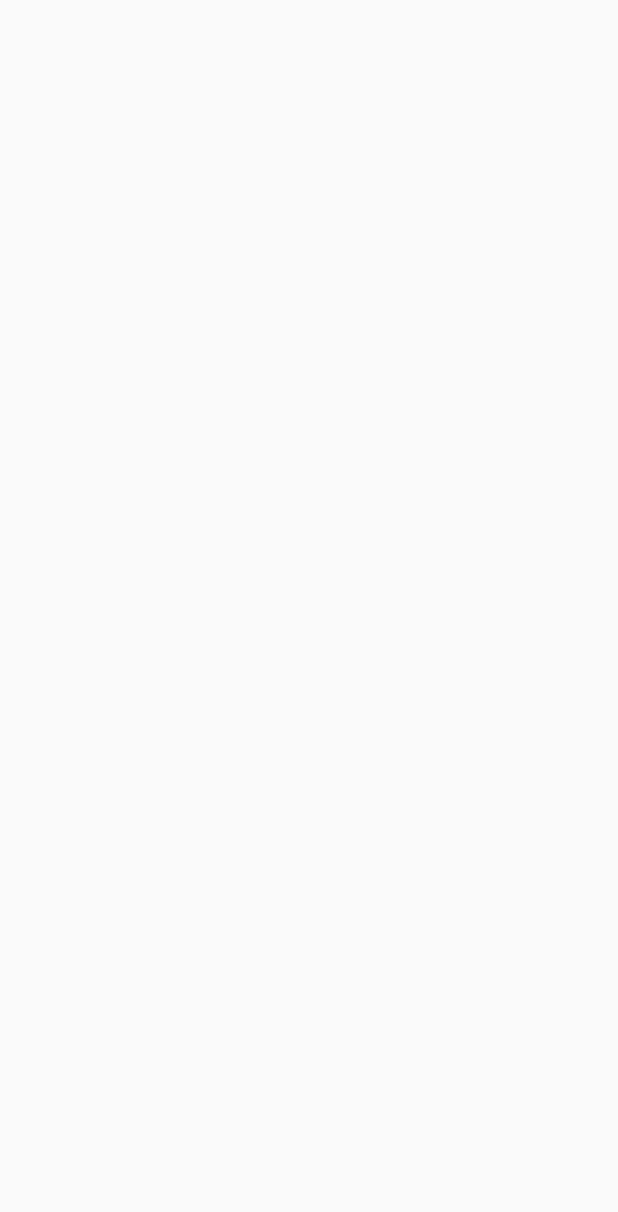
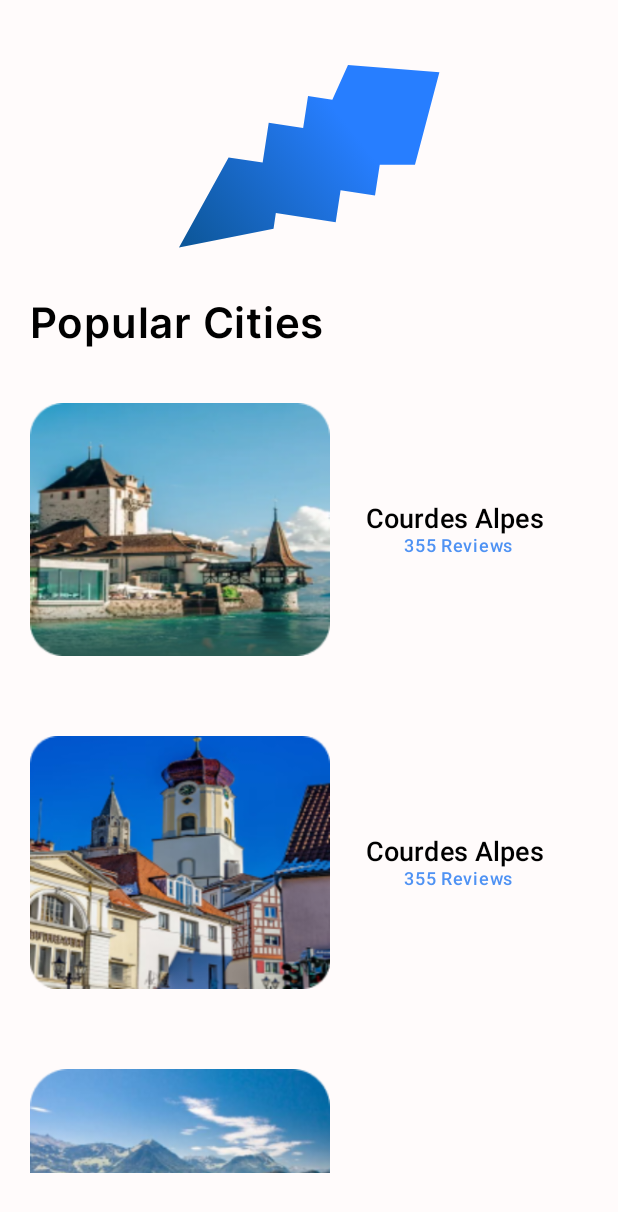
Before and after one commit to AmrNasserSaad/AppsSquareTask, an Android app built with Jetpack Compose: the HomeScreen screen opened through its navigation route, on a phone screen of 412 x 824 dp. Before the commit the part shown is empty. Shown: the top 1212 px of the screen. Run offline under Robolectric (Android 15) with nearby library versions, the phone set to English and light mode, and no system bars.

Commit message:
finish the app

```diff
--- a/app/src/main/java/com/example/appssquaretaskmovieapp/navigations/AppNavigation.kt
+++ b/app/src/main/java/com/example/appssquaretaskmovieapp/navigations/AppNavigation.kt
@@ -1,10 +1,10 @@
 package com.example.appssquaretaskmovieapp.navigations
 
 import androidx.compose.runtime.Composable
-import androidx.compose.ui.Modifier
 import androidx.navigation.compose.NavHost
 import androidx.navigation.compose.composable
 import androidx.navigation.compose.rememberNavController
+import com.example.appssquaretaskmovieapp.presentation.home.cite_detail.CiteDetailsScreen
 import com.example.appssquaretaskmovieapp.presentation.home.popular_cities.HomeScreen
 import com.example.appssquaretaskmovieapp.presentation.login.LoginScreen
 import com.example.appssquaretaskmovieapp.presentation.sign_up.SignUpScreen
@@ -29,6 +29,9 @@ fun AppNavigation() {
         composable("HOME") {
             HomeScreen(navController = navController)
         }
+        composable("CiteDetailsScreen") {
+            CiteDetailsScreen(navController = navController)
+        }
     }
 
 }
--- a/app/src/main/java/com/example/appssquaretaskmovieapp/presentation/components/AnnotatedStringWithTwoText.kt
+++ b/app/src/main/java/com/example/appssquaretaskmovieapp/presentation/common/AnnotatedStringWithTwoText.kt
@@ -1,4 +1,4 @@
-package com.example.appssquaretaskmovieapp.presentation.components
+package com.example.appssquaretaskmovieapp.presentation.common
 
 import androidx.compose.foundation.clickable
 import androidx.compose.foundation.layout.Arrangement
--- a/app/src/main/java/com/example/appssquaretaskmovieapp/presentation/components/CommonButton.kt
+++ b/app/src/main/java/com/example/appssquaretaskmovieapp/presentation/common/CommonButton.kt
@@ -1,4 +1,4 @@
-package com.example.appssquaretaskmovieapp.presentation.components
+package com.example.appssquaretaskmovieapp.presentation.common
 
 import androidx.compose.foundation.layout.fillMaxWidth
 import androidx.compose.foundation.layout.height
@@ -9,7 +9,6 @@ import androidx.compose.material3.MaterialTheme
 import androidx.compose.material3.Text
 import androidx.compose.runtime.Composable
 import androidx.compose.ui.Modifier
-import androidx.compose.ui.text.font.FontFamily
 import androidx.compose.ui.tooling.preview.Preview
 import androidx.compose.ui.unit.dp
 import com.example.appssquaretaskmovieapp.presentation.ui.theme.ButtonColor_Blue
--- a/app/src/main/java/com/example/appssquaretaskmovieapp/presentation/components/TermsAndConditionsCheckbox.kt
+++ b/app/src/main/java/com/example/appssquaretaskmovieapp/presentation/common/TermsAndConditionsCheckbox.kt
@@ -1,4 +1,4 @@
-package com.example.appssquaretaskmovieapp.presentation.components
+package com.example.appssquaretaskmovieapp.presentation.common
 
 import androidx.compose.foundation.clickable
 import androidx.compose.foundation.layout.Arrangement
--- a/app/src/main/java/com/example/appssquaretaskmovieapp/presentation/components/UpTextSection.kt
+++ b/app/src/main/java/com/example/appssquaretaskmovieapp/presentation/common/UpTextSection.kt
@@ -1,4 +1,4 @@
-package com.example.appssquaretaskmovieapp.presentation.components
+package com.example.appssquaretaskmovieapp.presentation.common
 
 import androidx.compose.foundation.layout.Spacer
 import androidx.compose.foundation.layout.height
--- a/app/src/main/java/com/example/appssquaretaskmovieapp/presentation/home/popular_cities/HomeScreen.kt
+++ b/app/src/main/java/com/example/appssquaretaskmovieapp/presentation/home/popular_cities/HomeScreen.kt
@@ -1,12 +1,84 @@
 package com.example.appssquaretaskmovieapp.presentation.home.popular_cities
 
+import androidx.compose.foundation.Image
+import androidx.compose.foundation.background
+import androidx.compose.foundation.layout.Arrangement
+import androidx.compose.foundation.layout.Column
+import androidx.compose.foundation.layout.Spacer
+import androidx.compose.foundation.layout.fillMaxSize
+import androidx.compose.foundation.layout.fillMaxWidth
+import androidx.compose.foundation.layout.height
+import androidx.compose.foundation.layout.padding
+import androidx.compose.foundation.layout.size
+import androidx.compose.foundation.lazy.LazyColumn
+import androidx.compose.material3.Text
 import androidx.compose.runtime.Composable
+import androidx.compose.ui.Alignment
 import androidx.compose.ui.Modifier
+import androidx.compose.ui.res.painterResource
+import androidx.compose.ui.text.font.Font
+import androidx.compose.ui.text.font.FontFamily
+import androidx.compose.ui.tooling.preview.Preview
+import androidx.compose.ui.unit.dp
+import androidx.compose.ui.unit.sp
 import androidx.navigation.NavController
+import androidx.navigation.compose.rememberNavController
+import com.example.appssquaretaskmovieapp.R
+import com.example.appssquaretaskmovieapp.presentation.home.popular_cities.components.DataSource
+import com.example.appssquaretaskmovieapp.presentation.home.popular_cities.components.SceneCardItem
+import com.example.appssquaretaskmovieapp.presentation.ui.theme.ScreenBackground
 
 @Composable
 fun HomeScreen(
     navController: NavController
 ) {
+    val imageCards = DataSource().getCardData()
+
+    Column(
+        modifier = Modifier
+            .fillMaxSize()
+            .background(color = ScreenBackground)
+            .padding(horizontal = 20.dp, vertical = 42.dp),
+        verticalArrangement = Arrangement.Top
+    ) {
+
+        Image(
+            painter = painterResource(id = R.drawable.ic_logo),
+            contentDescription = null,
+            modifier = Modifier
+                .fillMaxWidth()
+                .size(124.dp),
+            alignment = Alignment.Center
+        )
+        Spacer(modifier = Modifier.height(32.dp))
+
+        Column(
+            modifier = Modifier
+                .fillMaxWidth()
+        ) {
+            Text(
+                text = "Popular Cities",
+                fontSize = 28.sp,
+                fontFamily = FontFamily(Font(R.font.inter_semibold))
+            )
+            Spacer(modifier = Modifier.height(20.dp))
+
+            LazyColumn {
+                items(imageCards.size) { index ->
+                    SceneCardItem(imageCard = imageCards[index]) {
+                        navController.navigate("CiteDetailsScreen")
+                    }
+                    Spacer(modifier = Modifier.height(22.dp))
+                }
+            }
+
+        }
+    }
 
 }
+
+@Preview(showBackground = true)
+@Composable
+private fun HomeScreenPreview() {
+    HomeScreen(navController = rememberNavController())
+}
--- /dev/null
+++ b/app/src/main/java/com/example/appssquaretaskmovieapp/presentation/home/popular_cities/components/ImageCard.kt
@@ -0,0 +1,43 @@
+package com.example.appssquaretaskmovieapp.presentation.home.popular_cities.components
+
+import androidx.annotation.DrawableRes
+import com.example.appssquaretaskmovieapp.R
+
+
+class ImageCard(
+    val name: String,
+    val reviews: String,
+    @DrawableRes val picture: Int
+)
+
+class DataSource {
+    fun getCardData(): List<ImageCard> {
+
+        val card = mutableListOf<ImageCard>()
+
+        card.add(
+            ImageCard(
+                name = "Courdes Alpes ",
+                reviews = "355 Reviews",
+                R.drawable.img3,
+            )
+        )
+        card.add(
+            ImageCard(
+                name = "Courdes Alpes ",
+                reviews = "355 Reviews",
+                R.drawable.img2,
+            )
+        )
+        card.add(
+            ImageCard(
+                name = "Courdes Alpes ",
+                reviews = "355 Reviews",
+                R.drawable.img1,
+            )
+        )
+
+        return card
+    }
+
+}
--- /dev/null
+++ b/app/src/main/java/com/example/appssquaretaskmovieapp/presentation/home/popular_cities/components/SceneCardItem.kt
@@ -0,0 +1,60 @@
+package com.example.appssquaretaskmovieapp.presentation.home.popular_cities.components
+
+import androidx.compose.foundation.Image
+import androidx.compose.foundation.clickable
+import androidx.compose.foundation.layout.Arrangement
+import androidx.compose.foundation.layout.Column
+import androidx.compose.foundation.layout.Row
+import androidx.compose.foundation.layout.fillMaxWidth
+import androidx.compose.foundation.layout.size
+import androidx.compose.material3.MaterialTheme
+import androidx.compose.material3.Text
+import androidx.compose.runtime.Composable
+import androidx.compose.ui.Alignment
+import androidx.compose.ui.Modifier
+import androidx.compose.ui.draw.alpha
+import androidx.compose.ui.res.painterResource
+import androidx.compose.ui.unit.dp
+import androidx.compose.ui.unit.sp
+import com.example.appssquaretaskmovieapp.presentation.ui.theme.TextColor_Blue
+
+@Composable
+fun SceneCardItem(
+    imageCard: ImageCard,
+    onClick: () -> Unit
+) {
+    Row(
+        modifier = Modifier
+            .fillMaxWidth()
+            .clickable { onClick() },
+        verticalAlignment = Alignment.CenterVertically
+    ) {
+        Image(
+            painter = painterResource(id = imageCard.picture),
+            contentDescription = null,
+            modifier = Modifier
+                .size(200.dp),
+        )
+
+        Column(
+            modifier = Modifier.fillMaxWidth(),
+            verticalArrangement = Arrangement.Center,
+            horizontalAlignment = Alignment.CenterHorizontally
+        ) {
+
+            Text(
+                text = imageCard.name,
+                style = MaterialTheme.typography.labelLarge,
+                fontSize = 18.sp,
+            )
+            Text(
+                text = imageCard.reviews,
+                style = MaterialTheme.typography.labelSmall,
+                color = TextColor_Blue,
+                fontSize = 12.sp,
+                modifier = Modifier.alpha(0.8f),
+            )
+        }
+    }
+
+}
--- a/app/src/main/java/com/example/appssquaretaskmovieapp/presentation/splash/SplashScreen.kt
+++ b/app/src/main/java/com/example/appssquaretaskmovieapp/presentation/splash/SplashScreen.kt
@@ -24,7 +24,7 @@ import androidx.compose.ui.unit.sp
 import androidx.navigation.NavController
 import androidx.navigation.compose.rememberNavController
 import com.example.appssquaretaskmovieapp.R
-import com.example.appssquaretaskmovieapp.presentation.components.CommonButton
+import com.example.appssquaretaskmovieapp.presentation.common.CommonButton
 
 @Composable
 fun SplashScreen(
@@ -44,7 +44,7 @@ fun SplashScreen(
         Box(
             modifier = Modifier
                 .fillMaxSize()
-                .padding(top = 56.dp),
+                .padding(top = 64.dp),
             contentAlignment = Alignment.TopCenter
         ) {
             Text(
@@ -72,10 +72,10 @@ fun SplashScreen(
             )
             Spacer(modifier = Modifier.height(12.dp))
             Text(
-                text = "Luxurious \nVacation",
+                text = "Luxurious \n \nVacation",
                 fontFamily = FontFamily(Font(R.font.inter_medium)),
                 color = Color.White,
-                fontSize = 32.sp
+                fontSize = 32.sp,
             )
             Spacer(modifier = Modifier.height(16.dp))
 
```
Also changed, not shown: app/src/main/java/com/example/appssquaretaskmovieapp/presentation/common/PasswordTextFieldWithText.kt (renamed from app/src/main/java/com/example/appssquaretaskmovieapp/presentation/components/TextFieldWithText.kt, +27 -5 lines), app/src/main/java/com/example/appssquaretaskmovieapp/presentation/common/TextFieldWithText.kt (renamed from app/src/main/java/com/example/appssquaretaskmovieapp/presentation/components/PasswordTextFieldWithText.kt, +5 -27 lines), app/src/main/java/com/example/appssquaretaskmovieapp/presentation/home/cite_detail/CiteDetailsScreen.kt (added, +107 -0 lines), app/src/main/java/com/example/appssquaretaskmovieapp/presentation/login/LoginScreen.kt (+6 -6 lines), app/src/main/java/com/example/appssquaretaskmovieapp/presentation/sign_up/SignUpScreen.kt (+7 -7 lines).
